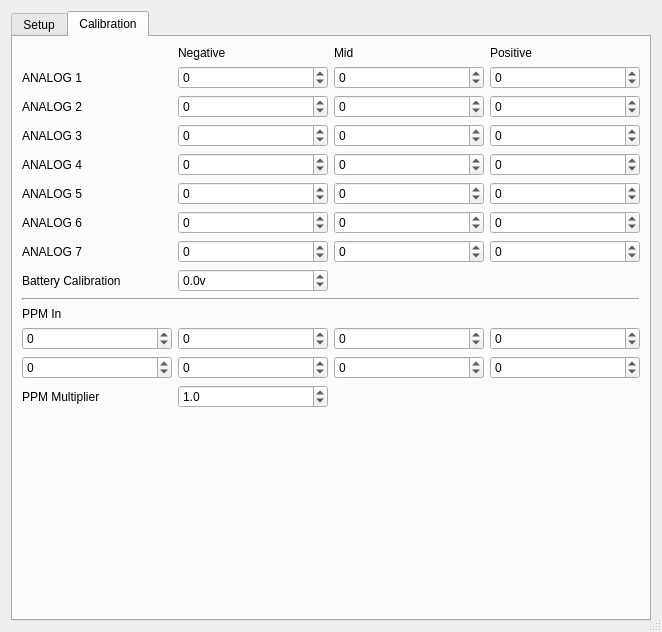
This is src/generaledit.ui in xhorizont/eepe as Qt 5 draws it before an edit. The edited form follows.
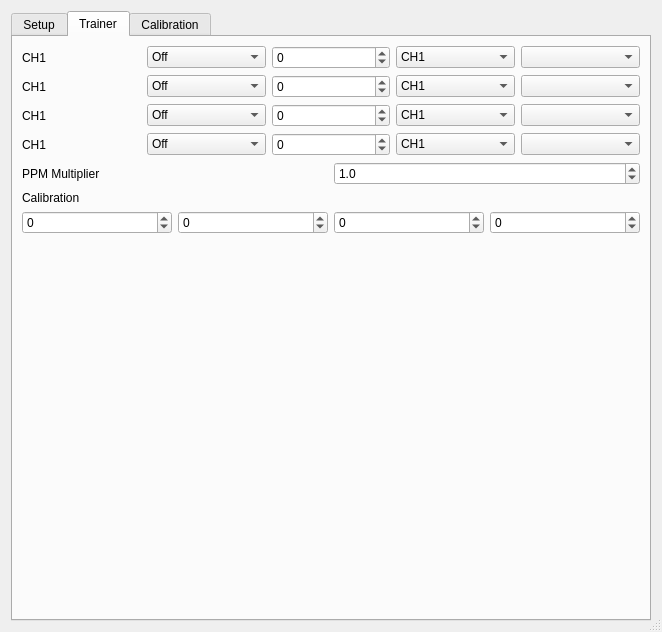
This is the edited form. Icons and pictures are not drawn.

Commit message: trainer, spkr, fixes

Diff of the .ui file:
```diff
--- a/src/generaledit.ui
+++ b/src/generaledit.ui
@@ -763,6 +763,399 @@
          </property>
         </widget>
        </item>
+       <item row="2" column="0">
+        <widget class="QLabel" name="label_32">
+         <property name="text">
+          <string>Speaker Pitch (spkr versions)</string>
+         </property>
+        </widget>
+       </item>
+       <item row="2" column="2">
+        <widget class="QSpinBox" name="speakerPitchSB">
+         <property name="toolTip">
+          <string/>
+         </property>
+         <property name="statusTip">
+          <string/>
+         </property>
+         <property name="whatsThis">
+          <string>&lt;!DOCTYPE HTML PUBLIC &quot;-//W3C//DTD HTML 4.0//EN&quot; &quot;http://www.w3.org/TR/REC-html40/strict.dtd&quot;&gt;
+&lt;html&gt;&lt;head&gt;&lt;meta name=&quot;qrichtext&quot; content=&quot;1&quot; /&gt;&lt;style type=&quot;text/css&quot;&gt;
+p, li { white-space: pre-wrap; }
+&lt;/style&gt;&lt;/head&gt;&lt;body style=&quot; font-family:'MS Shell Dlg 2'; font-size:8.25pt; font-weight:400; font-style:normal;&quot;&gt;
+&lt;p style=&quot; margin-top:0px; margin-bottom:0px; margin-left:0px; margin-right:0px; -qt-block-indent:0; text-indent:0px;&quot;&gt;&lt;span style=&quot; font-size:8pt;&quot;&gt;LCD Screen Contrast&lt;/span&gt;&lt;/p&gt;
+&lt;p style=&quot; margin-top:0px; margin-bottom:0px; margin-left:0px; margin-right:0px; -qt-block-indent:0; text-indent:0px;&quot;&gt;&lt;span style=&quot; font-size:8pt;&quot;&gt;Values can be 20-45&lt;/span&gt;&lt;/p&gt;&lt;/body&gt;&lt;/html&gt;</string>
+         </property>
+         <property name="minimum">
+          <number>1</number>
+         </property>
+         <property name="maximum">
+          <number>100</number>
+         </property>
+         <property name="value">
+          <number>1</number>
+         </property>
+        </widget>
+       </item>
+      </layout>
+     </widget>
+     <widget class="QWidget" name="tab">
+      <attribute name="title">
+       <string>Trainer</string>
+      </attribute>
+      <layout class="QGridLayout" name="gridLayout_6">
+       <item row="0" column="0" colspan="2">
+        <layout class="QGridLayout" name="gridLayout_4">
+         <item row="0" column="0">
+          <widget class="QLabel" name="chnLabel_1">
+           <property name="text">
+            <string>CH1</string>
+           </property>
+          </widget>
+         </item>
+         <item row="0" column="1">
+          <widget class="QComboBox" name="modeCB_1">
+           <item>
+            <property name="text">
+             <string>Off</string>
+            </property>
+           </item>
+           <item>
+            <property name="text">
+             <string>Add</string>
+            </property>
+           </item>
+           <item>
+            <property name="text">
+             <string>Substitute</string>
+            </property>
+           </item>
+          </widget>
+         </item>
+         <item row="0" column="2">
+          <widget class="QSpinBox" name="weightSB_1">
+           <property name="minimum">
+            <number>-102</number>
+           </property>
+           <property name="maximum">
+            <number>102</number>
+           </property>
+           <property name="singleStep">
+            <number>4</number>
+           </property>
+          </widget>
+         </item>
+         <item row="0" column="3">
+          <widget class="QComboBox" name="sourceCB_1">
+           <item>
+            <property name="text">
+             <string>CH1</string>
+            </property>
+           </item>
+           <item>
+            <property name="text">
+             <string>CH2</string>
+            </property>
+           </item>
+           <item>
+            <property name="text">
+             <string>CH3</string>
+            </property>
+           </item>
+           <item>
+            <property name="text">
+             <string>CH4</string>
+            </property>
+           </item>
+          </widget>
+         </item>
+         <item row="0" column="4">
+          <widget class="QComboBox" name="swtchCB_1"/>
+         </item>
+         <item row="1" column="0">
+          <widget class="QLabel" name="chnLabel_2">
+           <property name="text">
+            <string>CH1</string>
+           </property>
+          </widget>
+         </item>
+         <item row="1" column="1">
+          <widget class="QComboBox" name="modeCB_2">
+           <item>
+            <property name="text">
+             <string>Off</string>
+            </property>
+           </item>
+           <item>
+            <property name="text">
+             <string>Add</string>
+            </property>
+           </item>
+           <item>
+            <property name="text">
+             <string>Substitute</string>
+            </property>
+           </item>
+          </widget>
+         </item>
+         <item row="1" column="2">
+          <widget class="QSpinBox" name="weightSB_2">
+           <property name="minimum">
+            <number>-102</number>
+           </property>
+           <property name="maximum">
+            <number>102</number>
+           </property>
+           <property name="singleStep">
+            <number>4</number>
+           </property>
+          </widget>
+         </item>
+         <item row="1" column="3">
+          <widget class="QComboBox" name="sourceCB_2">
+           <item>
+            <property name="text">
+             <string>CH1</string>
+            </property>
+           </item>
+           <item>
+            <property name="text">
+             <string>CH2</string>
+            </property>
+           </item>
+           <item>
+            <property name="text">
+             <string>CH3</string>
+            </property>
+           </item>
+           <item>
+            <property name="text">
+             <string>CH4</string>
+            </property>
+           </item>
+          </widget>
+         </item>
+         <item row="1" column="4">
+          <widget class="QComboBox" name="swtchCB_2"/>
+         </item>
+         <item row="2" column="0">
+          <widget class="QLabel" name="chnLabel_3">
+           <property name="text">
+            <string>CH1</string>
+           </property>
+          </widget>
+         </item>
+         <item row="2" column="1">
+          <widget class="QComboBox" name="modeCB_3">
+           <item>
+            <property name="text">
+             <string>Off</string>
+            </property>
+           </item>
+           <item>
+            <property name="text">
+             <string>Add</string>
+            </property>
+           </item>
+           <item>
+            <property name="text">
+             <string>Substitute</string>
+            </property>
+           </item>
+          </widget>
+         </item>
+         <item row="2" column="2">
+          <widget class="QSpinBox" name="weightSB_3">
+           <property name="minimum">
+            <number>-102</number>
+           </property>
+           <property name="maximum">
+            <number>102</number>
+           </property>
+           <property name="singleStep">
+            <number>4</number>
+           </property>
+          </widget>
+         </item>
+         <item row="2" column="3">
+          <widget class="QComboBox" name="sourceCB_3">
+           <item>
+            <property name="text">
+             <string>CH1</string>
+            </property>
+           </item>
+           <item>
+            <property name="text">
+             <string>CH2</string>
+            </property>
+           </item>
+           <item>
+            <property name="text">
+             <string>CH3</string>
+            </property>
+           </item>
+           <item>
+            <property name="text">
+             <string>CH4</string>
+            </property>
+           </item>
+          </widget>
+         </item>
+         <item row="2" column="4">
+          <widget class="QComboBox" name="swtchCB_3"/>
+         </item>
+         <item row="3" column="0">
+          <widget class="QLabel" name="chnLabel_4">
+           <property name="text">
+            <string>CH1</string>
+           </property>
+          </widget>
+         </item>
+         <item row="3" column="1">
+          <widget class="QComboBox" name="modeCB_4">
+           <item>
+            <property name="text">
+             <string>Off</string>
+            </property>
+           </item>
+           <item>
+            <property name="text">
+             <string>Add</string>
+            </property>
+           </item>
+           <item>
+            <property name="text">
+             <string>Substitute</string>
+            </property>
+           </item>
+          </widget>
+         </item>
+         <item row="3" column="2">
+          <widget class="QSpinBox" name="weightSB_4">
+           <property name="minimum">
+            <number>-102</number>
+           </property>
+           <property name="maximum">
+            <number>102</number>
+           </property>
+           <property name="singleStep">
+            <number>4</number>
+           </property>
+          </widget>
+         </item>
+         <item row="3" column="3">
+          <widget class="QComboBox" name="sourceCB_4">
+           <item>
+            <property name="text">
+             <string>CH1</string>
+            </property>
+           </item>
+           <item>
+            <property name="text">
+             <string>CH2</string>
+            </property>
+           </item>
+           <item>
+            <property name="text">
+             <string>CH3</string>
+            </property>
+           </item>
+           <item>
+            <property name="text">
+             <string>CH4</string>
+            </property>
+           </item>
+          </widget>
+         </item>
+         <item row="3" column="4">
+          <widget class="QComboBox" name="swtchCB_4"/>
+         </item>
+        </layout>
+       </item>
+       <item row="1" column="0">
+        <widget class="QLabel" name="label_33">
+         <property name="text">
+          <string>PPM Multiplier</string>
+         </property>
+        </widget>
+       </item>
+       <item row="1" column="1">
+        <widget class="QDoubleSpinBox" name="PPM_MultiplierDSB">
+         <property name="decimals">
+          <number>1</number>
+         </property>
+         <property name="maximum">
+          <double>5.000000000000000</double>
+         </property>
+         <property name="value">
+          <double>1.000000000000000</double>
+         </property>
+        </widget>
+       </item>
+       <item row="2" column="0">
+        <widget class="QLabel" name="label_34">
+         <property name="text">
+          <string>Calibration</string>
+         </property>
+        </widget>
+       </item>
+       <item row="3" column="0" colspan="2">
+        <layout class="QGridLayout" name="gridLayout_5">
+         <item row="0" column="0">
+          <widget class="QSpinBox" name="trainerCalib_1">
+           <property name="minimum">
+            <number>-2050</number>
+           </property>
+           <property name="maximum">
+            <number>2050</number>
+           </property>
+          </widget>
+         </item>
+         <item row="0" column="1">
+          <widget class="QSpinBox" name="trainerCalib_2">
+           <property name="minimum">
+            <number>-2050</number>
+           </property>
+           <property name="maximum">
+            <number>2050</number>
+           </property>
+          </widget>
+         </item>
+         <item row="0" column="2">
+          <widget class="QSpinBox" name="trainerCalib_3">
+           <property name="minimum">
+            <number>-2050</number>
+           </property>
+           <property name="maximum">
+            <number>2050</number>
+           </property>
+          </widget>
+         </item>
+         <item row="0" column="3">
+          <widget class="QSpinBox" name="trainerCalib_4">
+           <property name="minimum">
+            <number>-2050</number>
+           </property>
+           <property name="maximum">
+            <number>2050</number>
+           </property>
+          </widget>
+         </item>
+        </layout>
+       </item>
+       <item row="4" column="0">
+        <spacer name="verticalSpacer_3">
+         <property name="orientation">
+          <enum>Qt::Vertical</enum>
+         </property>
+         <property name="sizeHint" stdset="0">
+          <size>
+           <width>20</width>
+           <height>40</height>
+          </size>
+         </property>
+        </spacer>
+       </item>
       </layout>
      </widget>
      <widget class="QWidget" name="tabCalibration">
@@ -1148,183 +1541,7 @@
          </property>
         </widget>
        </item>
-       <item row="11" column="0">
-        <widget class="QLabel" name="label_23">
-         <property name="text">
-          <string>PPM In</string>
-         </property>
-        </widget>
-       </item>
-       <item row="12" column="0">
-        <widget class="QSpinBox" name="PPM1">
-         <property name="toolTip">
-          <string/>
-         </property>
-         <property name="statusTip">
-          <string/>
-         </property>
-         <property name="whatsThis">
-          <string/>
-         </property>
-         <property name="minimum">
-          <number>-9999</number>
-         </property>
-         <property name="maximum">
-          <number>9999</number>
-         </property>
-        </widget>
-       </item>
-       <item row="12" column="1">
-        <widget class="QSpinBox" name="PPM2">
-         <property name="toolTip">
-          <string/>
-         </property>
-         <property name="statusTip">
-          <string/>
-         </property>
-         <property name="whatsThis">
-          <string/>
-         </property>
-         <property name="minimum">
-          <number>-9999</number>
-         </property>
-         <property name="maximum">
-          <number>9999</number>
-         </property>
-        </widget>
-       </item>
-       <item row="12" column="2">
-        <widget class="QSpinBox" name="PPM3">
-         <property name="toolTip">
-          <string/>
-         </property>
-         <property name="statusTip">
-          <string/>
-         </property>
-         <property name="whatsThis">
-          <string/>
-         </property>
-         <property name="minimum">
-          <number>-9999</number>
-         </property>
-         <property name="maximum">
-          <number>9999</number>
-         </property>
-        </widget>
-       </item>
-       <item row="12" column="3">
-        <widget class="QSpinBox" name="PPM4">
-         <property name="toolTip">
-          <string/>
-         </property>
-         <property name="statusTip">
-          <string/>
-         </property>
-         <property name="whatsThis">
-          <string/>
-         </property>
-         <property name="minimum">
-          <number>-9999</number>
-         </property>
-         <property name="maximum">
-          <number>9999</number>
-         </property>
-        </widget>
-       </item>
-       <item row="13" column="0">
-        <widget class="QSpinBox" name="PPM5">
-         <property name="toolTip">
-          <string/>
-         </property>
-         <property name="statusTip">
-          <string/>
-         </property>
-         <property name="whatsThis">
-          <string/>
-         </property>
-         <property name="minimum">
-          <number>-9999</number>
-         </property>
-         <property name="maximum">
-          <number>9999</number>
-         </property>
-        </widget>
-       </item>
-       <item row="13" column="1">
-        <widget class="QSpinBox" name="PPM6">
-         <property name="toolTip">
-          <string/>
-         </property>
-         <property name="statusTip">
-          <string/>
-         </property>
-         <property name="whatsThis">
-          <string/>
-         </property>
-         <property name="minimum">
-          <number>-9999</number>
-         </property>
-         <property name="maximum">
-          <number>9999</number>
-         </property>
-        </widget>
-       </item>
-       <item row="13" column="2">
-        <widget class="QSpinBox" name="PPM7">
-         <property name="toolTip">
-          <string/>
-         </property>
-         <property name="statusTip">
-          <string/>
-         </property>
-         <property name="whatsThis">
-          <string/>
-         </property>
-         <property name="minimum">
-          <number>-9999</number>
-         </property>
-         <property name="maximum">
-          <number>9999</number>
-         </property>
-        </widget>
-       </item>
-       <item row="13" column="3">
-        <widget class="QSpinBox" name="PPM8">
-         <property name="toolTip">
-          <string/>
-         </property>
-         <property name="statusTip">
-          <string/>
-         </property>
-         <property name="whatsThis">
-          <string/>
-         </property>
-         <property name="minimum">
-          <number>-9999</number>
-         </property>
-        </widget>
-       </item>
-       <item row="14" column="0">
-        <widget class="QLabel" name="label_30">
-         <property name="text">
-          <string>PPM Multiplier</string>
-         </property>
-        </widget>
-       </item>
-       <item row="14" column="1">
-        <widget class="QDoubleSpinBox" name="PPM_MultiplierDSB">
-         <property name="decimals">
-          <number>1</number>
-         </property>
-         <property name="maximum">
-          <double>5.000000000000000</double>
-         </property>
-         <property name="value">
-          <double>1.000000000000000</double>
-         </property>
-        </widget>
-       </item>
-       <item row="15" column="1">
+       <item row="10" column="1">
         <spacer name="verticalSpacer">
          <property name="orientation">
           <enum>Qt::Vertical</enum>
@@ -1337,16 +1554,6 @@
          </property>
         </spacer>
        </item>
-       <item row="10" column="0" colspan="4">
-        <widget class="Line" name="line">
-         <property name="lineWidth">
-          <number>2</number>
-         </property>
-         <property name="orientation">
-          <enum>Qt::Horizontal</enum>
-         </property>
-        </widget>
-       </item>
       </layout>
      </widget>
     </widget>
```
Left out of the diff: 66 changed lines with no effect on the pictures. The commit also changes 21 other files.
